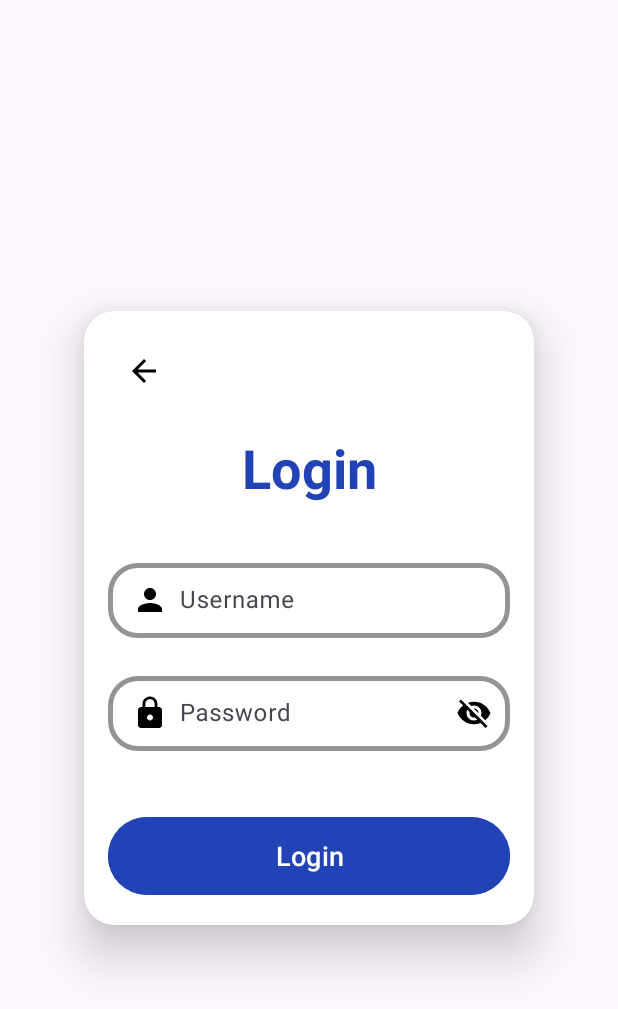
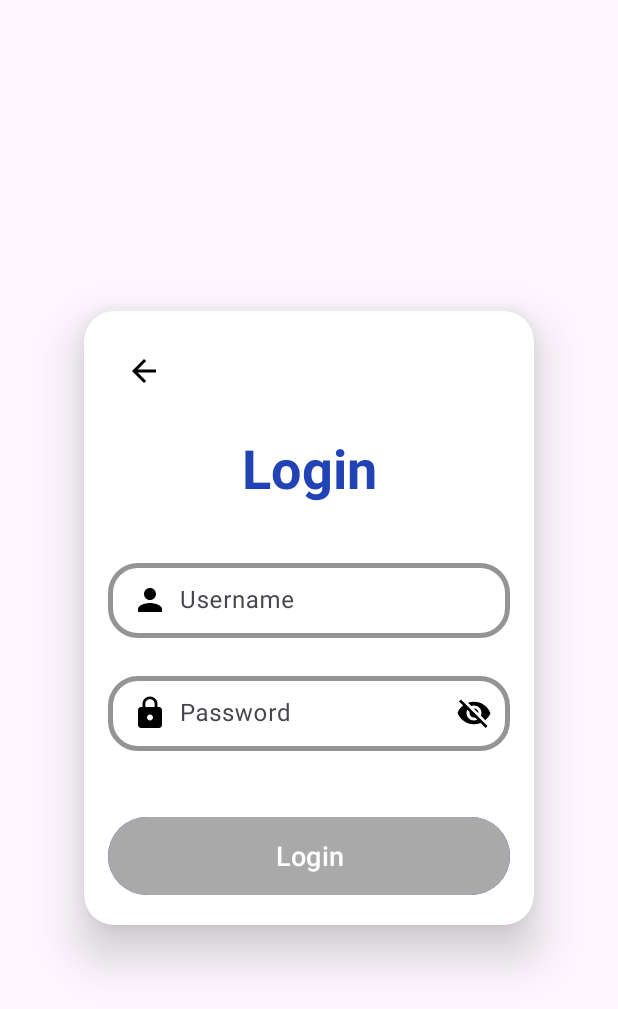
Before and after one commit to ExpenserManager/ExpenseManager, an Android app: the fragment LoginFragment placed in its activity, after a tap on an icon or button, on a phone screen of 412 x 824 dp. Shown: the top 1009 px of the screen. Run offline under Robolectric (Android 15) with nearby library versions, the phone set to English and light mode, and no system bars; libraries missing offline, so code that uses them is left out: jp.wasabeef.blurry; 1 other tap on this screen came first.

Commit message:
add color change whether button is enabled or disabled

```diff
--- a/app/src/main/java/com/example/expensermanager/LoginFragment.java
+++ b/app/src/main/java/com/example/expensermanager/LoginFragment.java
@@ -44,8 +44,11 @@ public class LoginFragment extends Fragment {
         });
 
         binding.loginButton.setEnabled(false);
+        binding.loginButton.setBackgroundColor(getResources().getColor(R.color.darker_gray));
+
         binding.usernameEditText.addTextChangedListener(textWatcher);
         binding.passwordEditText.addTextChangedListener(textWatcher);
+
 
         binding.loginButton.setOnClickListener(new View.OnClickListener() {
             @Override
@@ -96,6 +99,12 @@ public class LoginFragment extends Fragment {
             String password = binding.passwordEditText.getText().toString();
             boolean enableButton = !username.isEmpty() && !password.isEmpty();
             binding.loginButton.setEnabled(enableButton);
+
+            if (enableButton) {
+                binding.loginButton.setBackgroundColor(getResources().getColor(R.color.denim_blue));
+            } else {
+                binding.loginButton.setBackgroundColor(getResources().getColor(R.color.darker_gray));
+            }
         }
     };
 }
```
